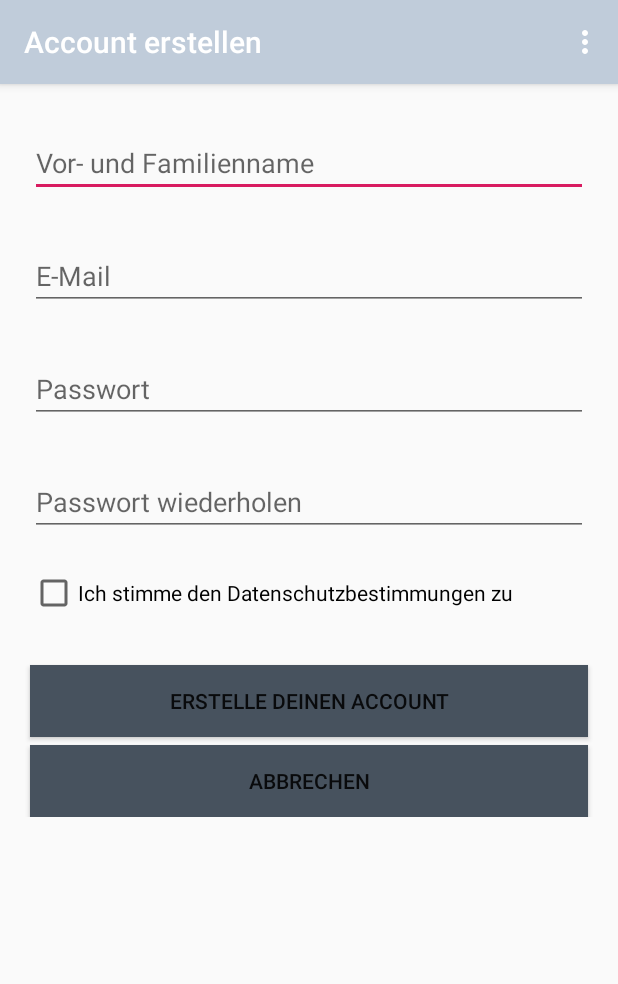
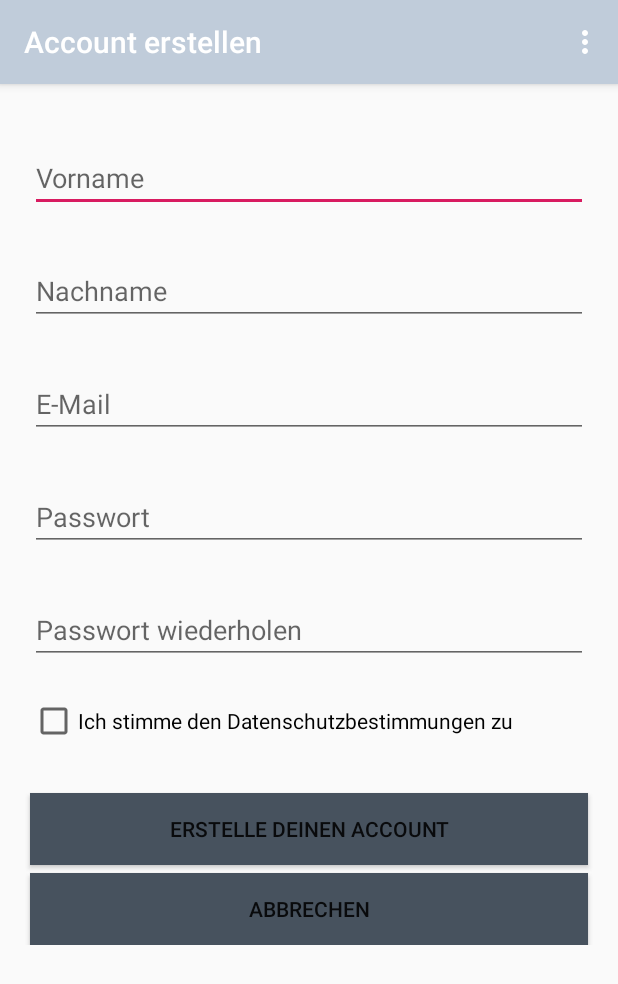
Before and after one commit to lolu1015/WGFinder, an Android app: the Account_erstellen screen opened directly, with no data from a screen before it, on a phone screen of 412 x 824 dp. Shown: the top 984 px of the screen. Run offline under Robolectric (Android 15) with nearby library versions, the phone set to English and light mode, and no system bars.

```diff
--- a/app/src/main/res/layout/activity_account_erstellen.xml
+++ b/app/src/main/res/layout/activity_account_erstellen.xml
@@ -32,12 +32,25 @@
                             android:layout_height="wrap_content"
                             android:inputType="textPersonName"
                             android:ems="10"
+                            android:id="@+id/editText5"
+                            app:layout_constraintStart_toStartOf="parent"
+                            app:layout_constraintEnd_toEndOf="parent"
+                            app:layout_constraintHorizontal_bias="1.0"
+                            app:layout_constraintTop_toTopOf="parent" android:layout_marginStart="20dp"
+                            android:layout_marginEnd="20dp" android:layout_marginTop="40dp"
+                            android:hint="@string/vorname"/>
+                    <EditText
+                            android:layout_width="0dp"
+                            android:layout_height="wrap_content"
+                            android:inputType="textPersonName"
+                            android:ems="10"
                             android:id="@+id/editText" app:layout_constraintStart_toStartOf="parent"
                             app:layout_constraintEnd_toEndOf="parent"
-                            app:layout_constraintTop_toTopOf="parent" android:layout_marginTop="30dp"
-                            android:layout_marginLeft="20dp" android:layout_marginStart="20dp"
+                            android:layout_marginStart="20dp"
                             android:layout_marginEnd="20dp"
-                            android:layout_marginRight="20dp" android:hint="@string/VorFamilienname"/>
+                            android:hint="@string/nachname"
+                            app:layout_constraintHorizontal_bias="0.0" android:layout_marginTop="30dp"
+                            app:layout_constraintTop_toBottomOf="@+id/editText5"/>
                     <EditText
                             android:layout_width="0dp"
                             android:layout_height="wrap_content"
--- a/app/src/main/res/values/strings.xml
+++ b/app/src/main/res/values/strings.xml
@@ -6,7 +6,8 @@
     <string name="action_info">Info</string>
     <string name="action_beenden">Beenden</string>
 
-    <string name="VorFamilienname">Vor- und Familienname</string>
+    <string name="nachname">Nachname</string>
+    <string name="vorname">Vorname</string>
     <string name="Email">E-Mail</string>
     <string name="Passwort">Passwort</string>
     <string name="PasswortWdh">Passwort wiederholen</string>
```
